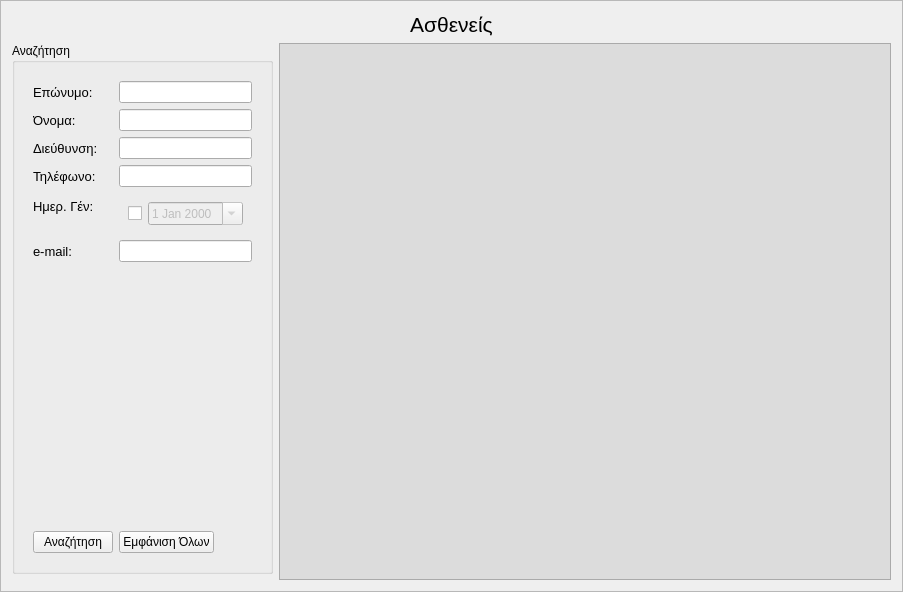
tdgs/medical_qt_ruby, file ui/ui_files/person_main.ui: the form before one commit.
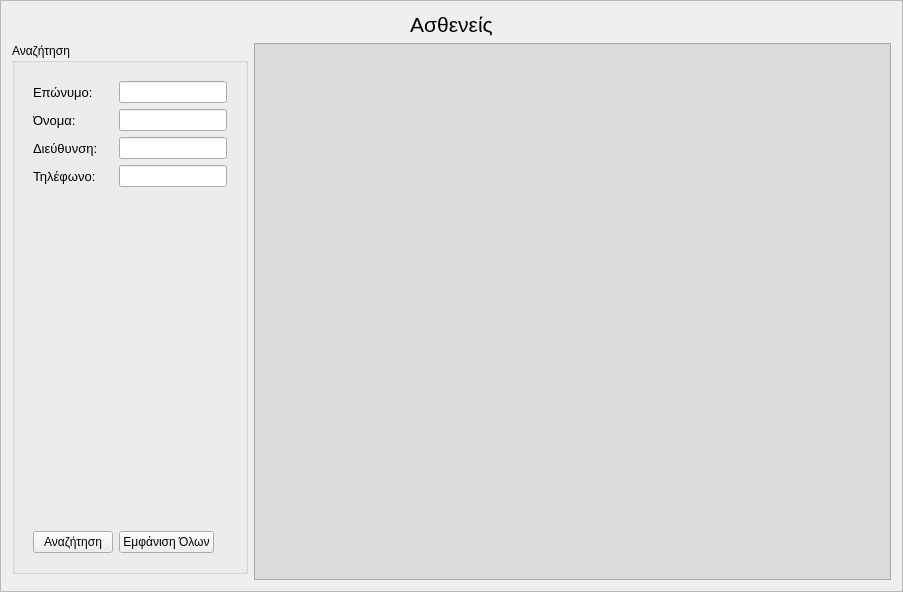
The form after the commit. Icons and pictures are not drawn. Custom widgets are drawn as their Qt base class.

Patch:
```diff
--- a/ui/ui_files/person_main.ui
+++ b/ui/ui_files/person_main.ui
@@ -161,70 +161,7 @@
            </property>
           </widget>
          </item>
-         <item row="4" column="0">
-          <widget class="QLabel" name="label_9">
-           <property name="font">
-            <font>
-             <pointsize>10</pointsize>
-            </font>
-           </property>
-           <property name="text">
-            <string>Ημερ. Γέν:</string>
-           </property>
-          </widget>
-         </item>
          <item row="4" column="1">
-          <widget class="QWidget" name="widget" native="true">
-           <layout class="QHBoxLayout" name="horizontalLayout">
-            <item>
-             <widget class="QCheckBox" name="checkBox">
-              <property name="text">
-               <string/>
-              </property>
-             </widget>
-            </item>
-            <item>
-             <widget class="MyDateWidget" name="birthDate">
-              <property name="enabled">
-               <bool>false</bool>
-              </property>
-              <property name="sizePolicy">
-               <sizepolicy hsizetype="Preferred" vsizetype="Fixed">
-                <horstretch>0</horstretch>
-                <verstretch>0</verstretch>
-               </sizepolicy>
-              </property>
-              <property name="calendarPopup">
-               <bool>true</bool>
-              </property>
-             </widget>
-            </item>
-           </layout>
-          </widget>
-         </item>
-         <item row="5" column="0">
-          <widget class="QLabel" name="label_6">
-           <property name="font">
-            <font>
-             <pointsize>10</pointsize>
-            </font>
-           </property>
-           <property name="text">
-            <string>e-mail:</string>
-           </property>
-          </widget>
-         </item>
-         <item row="5" column="1">
-          <widget class="QLineEdit" name="email">
-           <property name="sizePolicy">
-            <sizepolicy hsizetype="MinimumExpanding" vsizetype="Fixed">
-             <horstretch>0</horstretch>
-             <verstretch>0</verstretch>
-            </sizepolicy>
-           </property>
-          </widget>
-         </item>
-         <item row="6" column="1">
           <spacer name="verticalSpacer">
            <property name="orientation">
             <enum>Qt::Vertical</enum>
@@ -283,11 +220,6 @@
   </layout>
  </widget>
  <customwidgets>
-  <customwidget>
-   <class>MyDateWidget</class>
-   <extends>QDateEdit</extends>
-   <header>mydatewidget.h</header>
-  </customwidget>
   <customwidget>
    <class>PatientTable</class>
    <extends>QTableView</extends>
```
Left out of the diff: 115 changed lines with no effect on the pictures.
